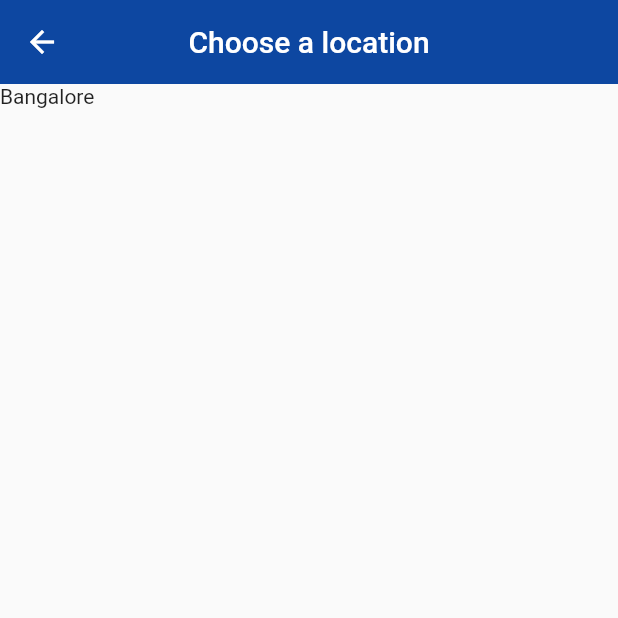
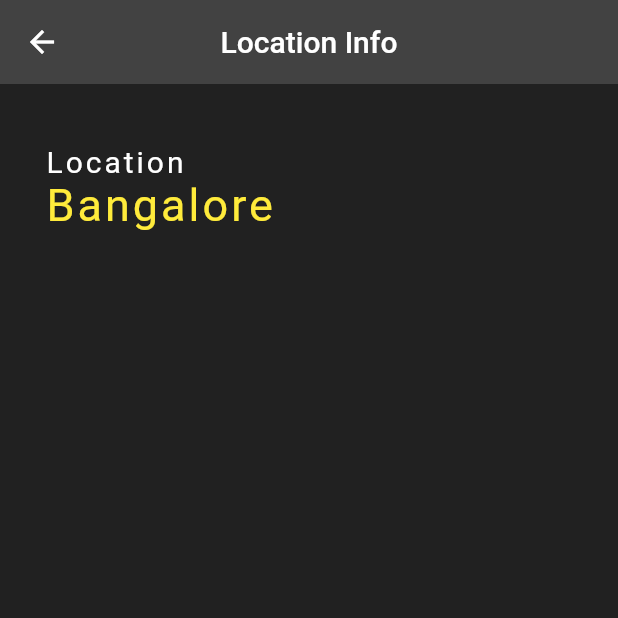
Before and after one commit to shankar64bit/world_time, a Flutter app: the Home screen opened by its route, after a tap on "Find Location", on a phone screen of 412 x 824 dp, the top half of it. Run offline on Flutter 3.47's test engine with Material 2 defaults, Android fonts, the phone set to English and light mode, and no system bars.

Commit message:
First implemetation done 01

```diff
--- a/lib/main.dart
+++ b/lib/main.dart
@@ -2,12 +2,14 @@ import 'package:flutter/material.dart';
 import 'package:world_time/pages/home.dart';
 import 'package:world_time/pages/loading.dart';
 import 'package:world_time/pages/choose_location.dart';
+import 'package:world_time/pages/idcard.dart';
 
 void main() => runApp(MaterialApp(
-      initialRoute: '/home',
+      initialRoute: '/',
       routes: {
         '/': (context) => Loading(),
         '/home': (context) => Home(),
         '/location': (context) => ChooseLocation(),
+        '/idcard': (context) => ark(),
       },
     ));
--- a/lib/pages/choose_location.dart
+++ b/lib/pages/choose_location.dart
@@ -9,14 +9,35 @@ class _ChooseLocationState extends State<ChooseLocation> {
   @override
   Widget build(BuildContext context) {
     return Scaffold(
-      backgroundColor: Colors.grey[0],
-      appBar: AppBar(
-        backgroundColor: Colors.blue[900],
-        title: Text('Choose a location'),
-        centerTitle: true,
-        elevation: 0,
-      ),
-      body: SafeArea(child: Text('Bangalore')),
-    );
+        backgroundColor: Colors.grey[900],
+        appBar: AppBar(
+          backgroundColor: Colors.grey[800],
+          title: Text('Location Info'),
+          centerTitle: true,
+          elevation: 0,
+        ),
+        body: Padding(
+          padding: EdgeInsets.fromLTRB(30, 40, 30, 0),
+          child: Column(
+              crossAxisAlignment: CrossAxisAlignment.start,
+              children: <Widget>[
+                Text(
+                  "Location",
+                  style: TextStyle(
+                    color: Colors.white,
+                    fontSize: 20,
+                    letterSpacing: 2,
+                  ),
+                ),
+                Text(
+                  "Bangalore",
+                  style: TextStyle(
+                    color: Colors.yellow,
+                    fontSize: 30,
+                    letterSpacing: 2,
+                  ),
+                ),
+              ]),
+        ));
   }
 }
--- a/lib/pages/home.dart
+++ b/lib/pages/home.dart
@@ -11,15 +11,17 @@ class _HomeState extends State<Home> {
   @override
   Widget build(BuildContext context) {
     return Scaffold(
+      backgroundColor: Colors.grey[900],
       appBar: AppBar(
-        backgroundColor: Colors.blue[900],
+        backgroundColor: Colors.grey[800],
         title: const Text('HOME'),
         centerTitle: true,
         primary: true,
       ),
       body: SafeArea(
           child: Column(
-        crossAxisAlignment: CrossAxisAlignment.start,
+        crossAxisAlignment: CrossAxisAlignment.stretch,
+        mainAxisAlignment: MainAxisAlignment.start,
         children: <Widget>[
           // Button for Location
           FlatButton.icon(
@@ -28,14 +30,25 @@ class _HomeState extends State<Home> {
             },
             icon: const Icon(Icons.edit_location),
             label: const Text('Find Location'),
+            color: Colors.white,
           ),
           // Button for Load page again
+          FlatButton.icon(
+            onPressed: () {
+              Navigator.pushNamed(context, '/idcard');
+            },
+            icon: const Icon(Icons.card_membership),
+            label: const Text('ID Cards'),
+            color: Colors.white,
+          ),
+          // Button for Load Refresh
           FlatButton.icon(
             onPressed: () {
               Navigator.pushNamed(context, '/');
             },
             icon: const Icon(Icons.refresh),
-            label: const Text('Load_page (Refresh)'),
+            label: const Text('Goto START'),
+            color: Colors.white,
           )
         ],
       )),
--- a/pubspec.yaml
+++ b/pubspec.yaml
@@ -60,6 +60,7 @@ flutter:
   # To add assets to your application, add an assets section, like this:
   assets:
     - assets/space.jpg
+    - assets/profile.png
 
   # An image asset can refer to one or more resolution-specific "variants", see
   # https://flutter.dev/assets-and-images/#resolution-aware
```
Also changed, not shown: lib/pages/idcard.dart (added, +118 -0 lines), lib/pages/loading.dart (+21 -4 lines), assets/profile.png (added).
